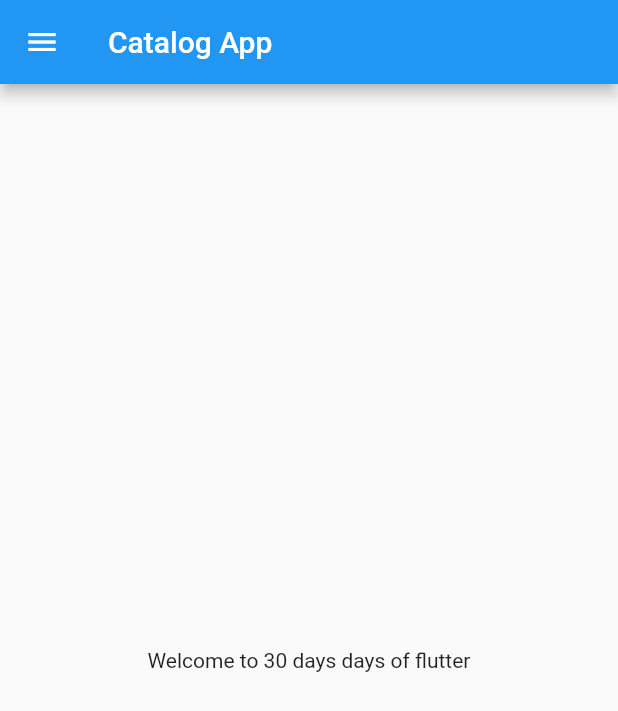
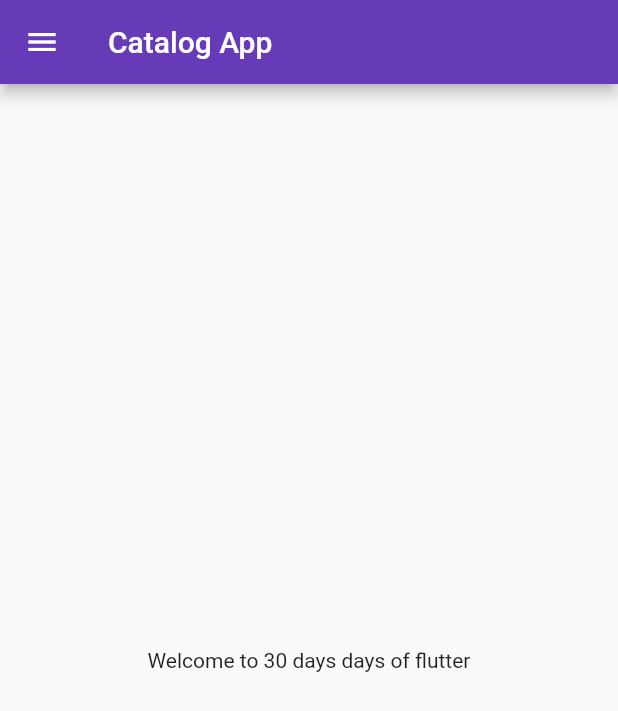
Before and after one commit to abhisunny3/30DaysofFlutter, a Flutter app: the screen it shows after launch, on a phone screen of 412 x 824 dp. Shown: the top 711 px of the screen. Run offline on Flutter 3.47's test engine with Material 2 defaults, Android fonts, the phone set to English and light mode, and no system bars.

Commit message:
day3 completed

```diff
--- a/lib/main.dart
+++ b/lib/main.dart
@@ -1,5 +1,6 @@
 import 'package:flutter/material.dart';
-import 'package:tests/home_page.dart';
+import 'package:tests/pages/home_page.dart';
+import 'package:tests/pages/login_page.dart';
 
 void main() {
   runApp(MyApp());
@@ -11,7 +12,17 @@ class MyApp extends StatelessWidget {
   @override
   Widget build(BuildContext context) {
     return MaterialApp(
-      home: HomePage(),
+      themeMode: ThemeMode.light,
+      theme: ThemeData(
+        primarySwatch: Colors.deepPurple,
+      ),
+      darkTheme: ThemeData(brightness: Brightness.dark),
+      initialRoute: "/home",
+      routes: {
+        "/": (context) => LoginPage(),
+        "/home": (context) => HomePage(),
+        "/login": (context) => LoginPage()
+      },
     );
   }
 }
```
Also changed, not shown: lib/pages/login_page.dart (added, +16 -0 lines), lib/pages/home_page.dart (renamed from lib/home_page.dart).
